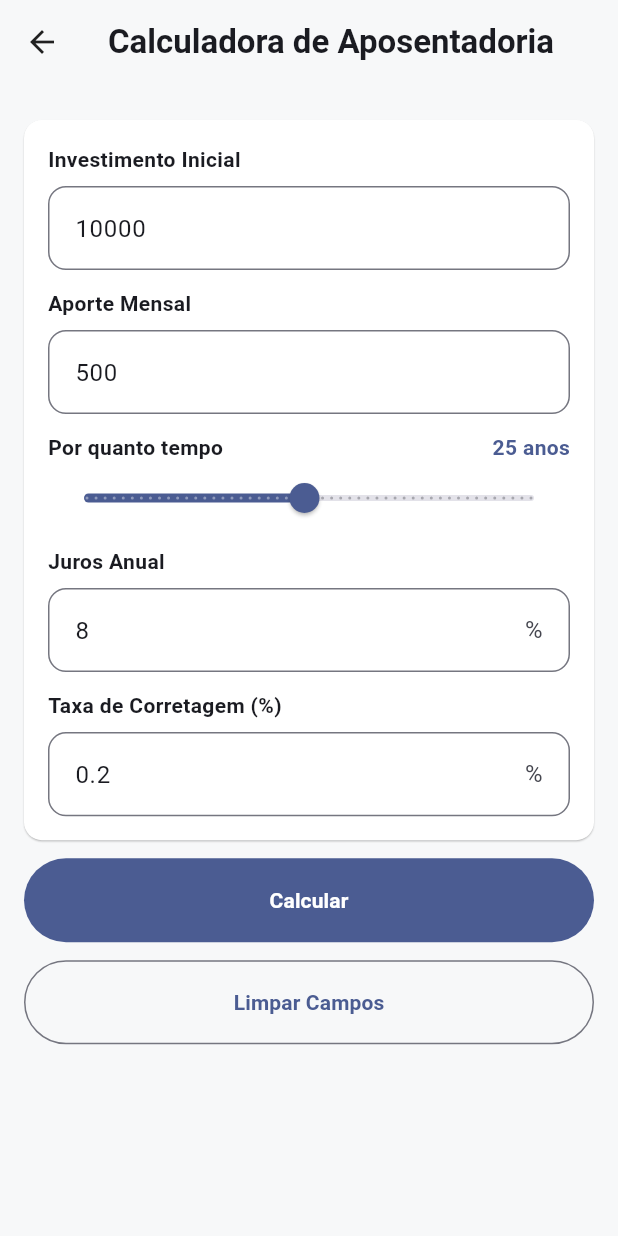
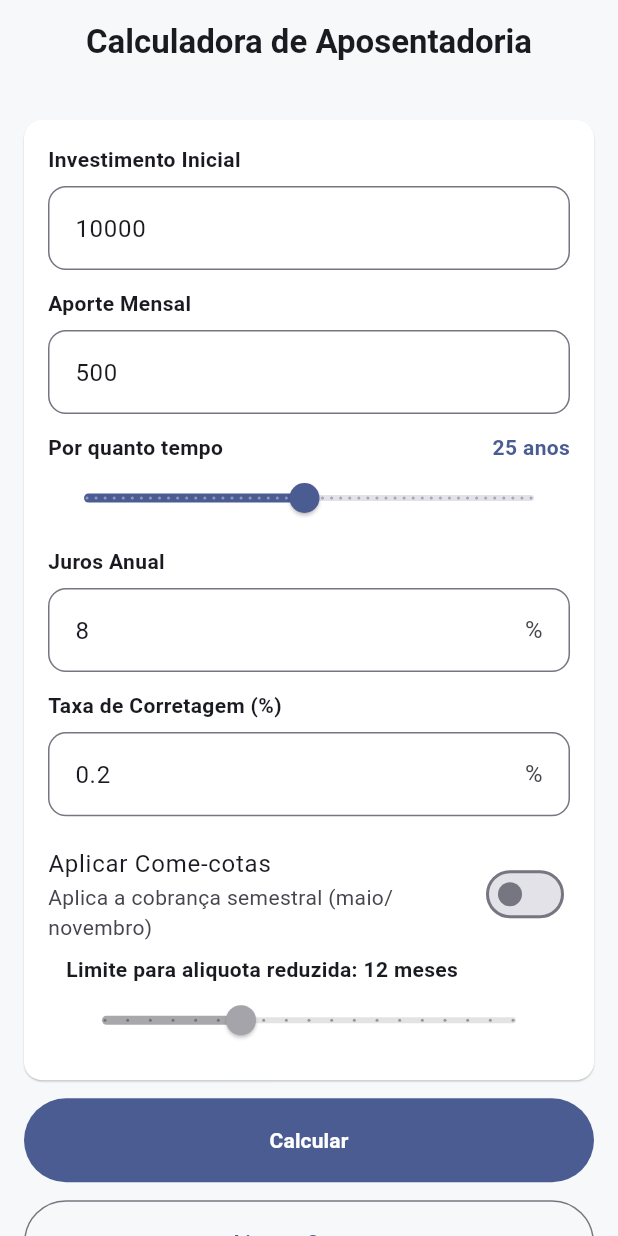
Before and after one commit to FlavioHeartnet/mobileappinvestiment, a Flutter app: the screen it shows after launch, on a phone screen of 412 x 824 dp. Run offline on Flutter 3.47's test engine with Material 3 defaults, Android fonts, the phone set to English and light mode, and no system bars; our stand-ins replace flutter_riverpod; Roboto replaces fonts that are missing (Manrope).

Commit message:
add come cotas

```diff
--- a/mobile/lib/src/models/investment_params.dart
+++ b/mobile/lib/src/models/investment_params.dart
@@ -6,6 +6,7 @@ class InvestmentParamsModel {
   final int years;
   final double custodyTaxPercentAnnual; // e.g., 0.3 means 0.3%
   final bool applyComeCotas;
+  final int comeCotasThresholdMonths;
 
   const InvestmentParamsModel({
     required this.initialValue,
@@ -15,6 +16,7 @@ class InvestmentParamsModel {
     required this.years,
     required this.custodyTaxPercentAnnual,
     required this.applyComeCotas,
+    required this.comeCotasThresholdMonths,
   });
 
   InvestmentParamsModel copyWith({
@@ -25,6 +27,7 @@ class InvestmentParamsModel {
     int? years,
     double? custodyTaxPercentAnnual,
     bool? applyComeCotas,
+    int? comeCotasThresholdMonths,
   }) {
     return InvestmentParamsModel(
       initialValue: initialValue ?? this.initialValue,
@@ -36,6 +39,7 @@ class InvestmentParamsModel {
       custodyTaxPercentAnnual:
           custodyTaxPercentAnnual ?? this.custodyTaxPercentAnnual,
       applyComeCotas: applyComeCotas ?? this.applyComeCotas,
+      comeCotasThresholdMonths: comeCotasThresholdMonths ?? this.comeCotasThresholdMonths,
     );
   }
 }
--- a/mobile/lib/src/presentation/screens/retirement_calculator_screen.dart
+++ b/mobile/lib/src/presentation/screens/retirement_calculator_screen.dart
@@ -61,6 +61,7 @@ class _RetirementCalculatorScreenState extends ConsumerState<RetirementCalculato
     final isDark = Theme.of(context).brightness == Brightness.dark;
     final bgLight = const Color(0xFFF7F8F9);
     final bgDark = const Color(0xFF212121);
+    final params = ref.watch(inputParamsProvider);
 
   return Scaffold(
       backgroundColor: isDark ? bgDark : bgLight,
@@ -72,11 +73,6 @@ class _RetirementCalculatorScreenState extends ConsumerState<RetirementCalculato
         title: const Text(
           'Calculadora de Aposentadoria',
           style: TextStyle(fontWeight: FontWeight.bold),
-        ),
-        leading: IconButton(
-          onPressed: () => Navigator.maybePop(context),
-          icon: const Icon(Icons.arrow_back),
-          color: isDark ? Colors.white : Colors.black87,
         ),
       ),
       body: LayoutBuilder(
@@ -155,6 +151,40 @@ class _RetirementCalculatorScreenState extends ConsumerState<RetirementCalculato
                                 suffixText: '%',
                                 controller: _brokerageController,
                                 keyboardType: const TextInputType.numberWithOptions(decimal: true),
+                              ),
+                            ],
+                          ),
+                          const SizedBox(height: 12),
+
+                          // Come-cotas controls: enable switch + threshold slider
+                          Column(
+                            crossAxisAlignment: CrossAxisAlignment.stretch,
+                            children: [
+                              SwitchListTile(
+                                contentPadding: EdgeInsets.zero,
+                                value: params.applyComeCotas,
+                                onChanged: (v) => ref.read(inputParamsProvider.notifier).setApplyComeCotas(v),
+                                title: const Text('Aplicar Come-cotas'),
+                                subtitle: const Text('Aplica a cobrança semestral (maio/novembro)'),
+                              ),
+                              Padding(
+                                padding: const EdgeInsets.only(left: 12, right: 12),
+                                child: Column(
+                                  crossAxisAlignment: CrossAxisAlignment.start,
+                                  children: [
+                                    Text('Limite para aliquota reduzida: ${params.comeCotasThresholdMonths} meses', style: const TextStyle(fontWeight: FontWeight.w600)),
+                                    Slider(
+                                      value: params.comeCotasThresholdMonths.toDouble(),
+                                      min: 6,
+                                      max: 24,
+                                      divisions: 18,
+                                      label: '${params.comeCotasThresholdMonths}m',
+                                      onChanged: params.applyComeCotas
+                                          ? (v) => ref.read(inputParamsProvider.notifier).setComeCotasThreshold(v.round())
+                                          : null,
+                                    ),
+                                  ],
+                                ),
                               ),
                             ],
                           ),
--- a/mobile/lib/src/providers/input_params_notifier.dart
+++ b/mobile/lib/src/providers/input_params_notifier.dart
@@ -13,7 +13,8 @@ class InputParamsNotifier extends StateNotifier<InvestmentParamsModel> {
                     annualInterestPercent: 0.0,
                     years: 10,
                     custodyTaxPercentAnnual: 0.3,
-          applyComeCotas: true,
+                    applyComeCotas: false,
+                    comeCotasThresholdMonths: 12,
                 ));
 
   void setInitialValue(double v) => state = state.copyWith(initialValue: v);
@@ -34,6 +35,8 @@ class InputParamsNotifier extends StateNotifier<InvestmentParamsModel> {
       state = state.copyWith(custodyTaxPercentAnnual: v);
   void setApplyComeCotas(bool v) =>
       state = state.copyWith(applyComeCotas: v);
+  void setComeCotasThreshold(int v) =>
+      state = state.copyWith(comeCotasThresholdMonths: v);
 }
 
 final inputParamsProvider =
```
Also changed, not shown: mobile/lib/src/services/local_calculation_service.dart (+5 -3 lines). Lines whose indentation alone changed are shown as unchanged.
